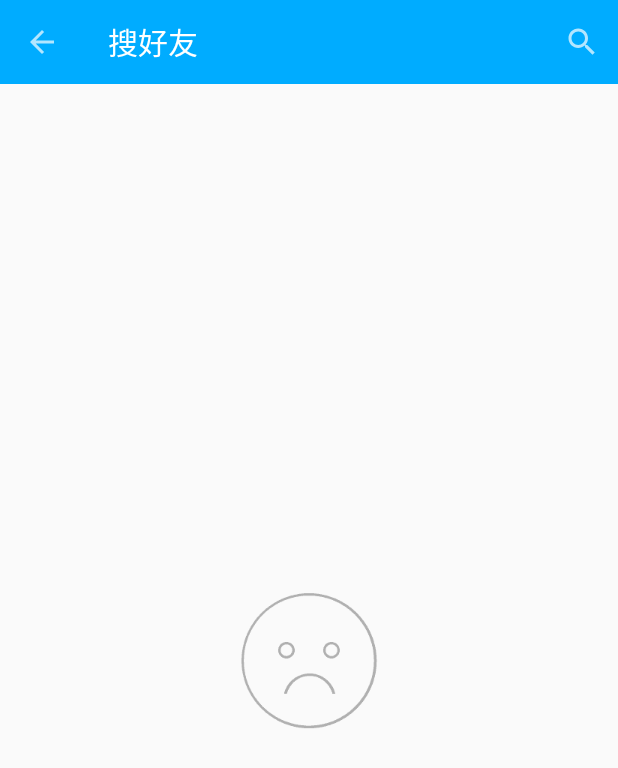
After one commit to JiaYang627/IMDemo, an Android app: the AddFriendActivity screen opened directly, with no data from a screen before it, on a phone screen of 412 x 824 dp. The commit adds this screen. Shown: the top 768 px of the screen. Run offline under Robolectric (Android 15) with nearby library versions, the phone set to English and light mode, and no system bars; our stand-ins replace ButterKnife, EventBus; libraries missing offline, so code that uses them is left out: cn.bmob.v3; 4 statements that could not run were skipped.

Commit message:
添加好友页面初始化

```diff
--- a/app/src/main/AndroidManifest.xml
+++ b/app/src/main/AndroidManifest.xml
@@ -56,8 +56,14 @@
             android:name=".v.activity.LoginActivity"
             android:screenOrientation="portrait"/>
 
+        <!-- 注册界面 -->
         <activity
             android:name=".v.activity.RegisterActivity"
+            android:screenOrientation="portrait"/>
+
+        <!-- 添加好友界面 -->
+        <activity
+            android:name=".v.activity.AddFriendActivity"
             android:screenOrientation="portrait"/>
 
         <!-- 设置环信应用的AppKey -->
--- a/app/src/main/java/com/jiayang/imdemo/common/IMNavigate.java
+++ b/app/src/main/java/com/jiayang/imdemo/common/IMNavigate.java
@@ -4,6 +4,7 @@ import android.app.Activity;
 import android.content.Context;
 import android.content.Intent;
 
+import com.jiayang.imdemo.v.activity.AddFriendActivity;
 import com.jiayang.imdemo.v.activity.LoginActivity;
 import com.jiayang.imdemo.v.activity.MainActivity;
 import com.jiayang.imdemo.v.activity.RegisterActivity;
@@ -30,4 +31,9 @@ public class IMNavigate {
         context.startActivity(intent);
 
     }
+
+    public void goToAddFriend(Context context) {
+        Intent intent = new Intent(context, AddFriendActivity.class);
+        context.startActivity(intent);
+    }
 }
--- a/app/src/main/java/com/jiayang/imdemo/m/component/ApiComponent.java
+++ b/app/src/main/java/com/jiayang/imdemo/m/component/ApiComponent.java
@@ -3,6 +3,7 @@ package com.jiayang.imdemo.m.component;
 
 
 import com.jiayang.imdemo.m.model.ApiModule;
+import com.jiayang.imdemo.v.activity.AddFriendActivity;
 import com.jiayang.imdemo.v.activity.LoginActivity;
 import com.jiayang.imdemo.v.activity.MainActivity;
 import com.jiayang.imdemo.v.activity.RegisterActivity;
@@ -35,4 +36,6 @@ public interface ApiComponent {
     void inject(ContactFragment fragment);
 
     void inject(PluginFragment fragment);
+
+    void inject(AddFriendActivity activity);
 }
--- /dev/null
+++ b/app/src/main/java/com/jiayang/imdemo/p/activity/AddFriendActivityPst.java
@@ -0,0 +1,25 @@
+package com.jiayang.imdemo.p.activity;
+
+import com.jiayang.imdemo.m.rxhelper.ErrorListener;
+import com.jiayang.imdemo.m.service.IMService;
+import com.jiayang.imdemo.p.base.BasePresenter;
+import com.jiayang.imdemo.v.iview.IaddFriendActivityView;
+
+import javax.inject.Inject;
+
+/**
+ * Created by 张 奎 on 2017-10-13 08:15.
+ */
+
+public class AddFriendActivityPst extends BasePresenter<IaddFriendActivityView> {
+
+
+    private IMService mIMService;
+
+    @Inject
+    public AddFriendActivityPst(ErrorListener errorListener , IMService imService) {
+        super(errorListener);
+
+        mIMService = imService;
+    }
+}
--- a/app/src/main/java/com/jiayang/imdemo/p/activity/MainActivityPst.java
+++ b/app/src/main/java/com/jiayang/imdemo/p/activity/MainActivityPst.java
@@ -20,4 +20,8 @@ public class MainActivityPst extends BasePresenter<ImainActivityView> {
         super(errorListener);
         mIMService = imService;
     }
+
+    public void goToAddFriend() {
+        mIMNavigate.goToAddFriend(context);
+    }
 }
--- /dev/null
+++ b/app/src/main/java/com/jiayang/imdemo/v/activity/AddFriendActivity.java
@@ -0,0 +1,88 @@
+package com.jiayang.imdemo.v.activity;
+
+import android.os.Bundle;
+import android.support.annotation.Nullable;
+import android.support.v7.widget.RecyclerView;
+import android.support.v7.widget.SearchView;
+import android.support.v7.widget.Toolbar;
+import android.view.Menu;
+import android.view.MenuItem;
+import android.widget.ImageView;
+
+import com.jiayang.imdemo.R;
+import com.jiayang.imdemo.m.component.ApiComponent;
+import com.jiayang.imdemo.p.activity.AddFriendActivityPst;
+import com.jiayang.imdemo.v.base.BaseActivity;
+import com.jiayang.imdemo.v.iview.IaddFriendActivityView;
+
+import butterknife.BindView;
+
+/**
+ * Created by 张 奎 on 2017-10-13 08:14.
+ */
+
+public class AddFriendActivity extends BaseActivity<AddFriendActivityPst> implements IaddFriendActivityView {
+    @BindView(R.id.toolbar)
+    Toolbar mToolbar;
+    @BindView(R.id.iv_nodata)
+    ImageView mIvNodata;
+    @BindView(R.id.recyclerView)
+    RecyclerView mRecyclerView;
+
+
+    private SearchView mSearchView;
+
+    @Override
+    protected void inject(ApiComponent apiComponent) {
+        apiComponent.inject(this);
+    }
+
+    @Override
+    protected int getLayoutId() {
+        return R.layout.activity_addfriend;
+    }
+
+    @Override
+    protected void onCreate(@Nullable Bundle savedInstanceState) {
+        super.onCreate(savedInstanceState);
+        initShow();
+    }
+
+    private void initShow() {
+        mToolbar.setTitle("搜好友");
+        setSupportActionBar(mToolbar);
+        getSupportActionBar().setDisplayHomeAsUpEnabled(true);
+    }
+
+    @Override
+    public boolean onCreateOptionsMenu(Menu menu) {
+        getMenuInflater().inflate(R.menu.menu_addfriend, menu);
+        /**
+         * 初始化菜单中的SearchView
+         */
+        MenuItem menuItem = menu.findItem(R.id.search);
+        mSearchView = (SearchView) menuItem.getActionView();
+        /**
+         * 在SearchView中添加提示
+         */
+        mSearchView.setQueryHint("搜好友");
+//        mSearchView.setOnQueryTextListener(this);
+
+        return true;
+
+    }
+
+
+    @Override
+    public boolean onOptionsItemSelected(MenuItem item) {
+        switch (item.getItemId()) {
+            case android.R.id.home:
+                finish();
+                break;
+        }
+
+
+        return true;
+
+    }
+}
--- a/app/src/main/java/com/jiayang/imdemo/v/activity/MainActivity.java
+++ b/app/src/main/java/com/jiayang/imdemo/v/activity/MainActivity.java
@@ -130,7 +130,7 @@ public class MainActivity extends BaseActivity<MainActivityPst> implements Imain
         switch (item.getItemId()) {
             case R.id.menu_add_friend:
                 ToastUtils.initToast("点击了 添加好友按钮");
-                //TODO 跳转添加好友
+                mPresenter.goToAddFriend();
                 break;
             case R.id.menu_scan:
                 ToastUtils.initToast("点击了 扫一扫按钮");
--- /dev/null
+++ b/app/src/main/java/com/jiayang/imdemo/v/iview/IaddFriendActivityView.java
@@ -0,0 +1,10 @@
+package com.jiayang.imdemo.v.iview;
+
+import com.jiayang.imdemo.v.base.IBaseView;
+
+/**
+ * Created by 张 奎 on 2017-10-13 08:15.
+ */
+
+public interface IaddFriendActivityView extends IBaseView {
+}
--- /dev/null
+++ b/app/src/main/res/layout/activity_addfriend.xml
@@ -0,0 +1,45 @@
+<?xml version="1.0" encoding="utf-8"?>
+<LinearLayout
+    android:orientation="vertical"
+    xmlns:android="http://schemas.android.com/apk/res/android"
+    android:layout_width="match_parent"
+    xmlns:app="http://schemas.android.com/apk/res-auto"
+    android:layout_height="match_parent">
+    <android.support.v7.widget.Toolbar
+        app:theme="@style/ThemeOverlay.AppCompat.Dark"
+        app:popupTheme="@style/ThemeOverlay.AppCompat.Light"
+        android:id="@+id/toolbar"
+        android:background="@color/btn_normal"
+        android:layout_width="match_parent"
+        android:layout_height="?attr/actionBarSize">
+        <TextView
+            android:visibility="gone"
+            android:textColor="#ffffff"
+            android:textSize="22sp"
+            android:layout_gravity="center"
+            android:text="搜好友"
+            android:layout_width="wrap_content"
+            android:layout_height="wrap_content"/>
+
+    </android.support.v7.widget.Toolbar>
+
+    <FrameLayout
+        android:layout_width="match_parent"
+        android:layout_height="match_parent">
+
+        <ImageView
+            android:id="@+id/iv_nodata"
+            android:layout_gravity="center"
+            android:scaleType="centerCrop"
+            android:src="@mipmap/nodata"
+            android:layout_width="wrap_content"
+            android:layout_height="wrap_content"/>
+
+        <android.support.v7.widget.RecyclerView
+            android:id="@+id/recyclerView"
+            android:layout_width="match_parent"
+            android:layout_height="match_parent"></android.support.v7.widget.RecyclerView>
+
+    </FrameLayout>
+
+</LinearLayout>
--- /dev/null
+++ b/app/src/main/res/menu/menu_addfriend.xml
@@ -0,0 +1,10 @@
+<?xml version="1.0" encoding="utf-8"?>
+<menu xmlns:android="http://schemas.android.com/apk/res/android"
+      xmlns:app="http://schemas.android.com/apk/res-auto">
+    <item
+        android:id="@+id/search"
+        android:title="搜"
+        app:actionViewClass="android.support.v7.widget.SearchView"
+        app:showAsAction="always"
+        ></item>
+</menu>
```
Also changed, not shown: app/src/main/res/mipmap-xhdpi/nodata.png (added).
